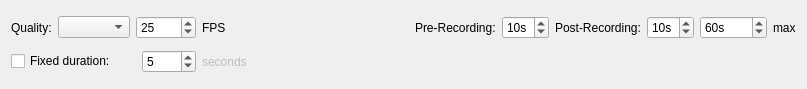
This is client/nx_client_desktop/src/ui/widgets/business/recording_business_action_widget.ui in networkoptix/nx_open as Qt 5 draws it before an edit. The edited form follows.
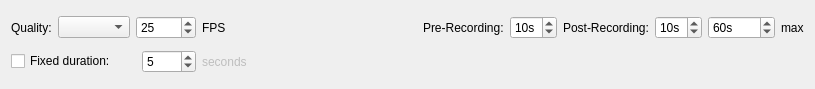
This is the edited form.

Commit message:
VMS-7887: Increase 'Camera recording' action max fixed length to 9999 seconds
<==== Mercurial data ====>
Branch: vms_3.1

The edit to the form file:
```diff
--- a/client/nx_client_desktop/src/ui/widgets/business/recording_business_action_widget.ui
+++ b/client/nx_client_desktop/src/ui/widgets/business/recording_business_action_widget.ui
@@ -6,7 +6,7 @@
    <rect>
     <x>0</x>
     <y>0</y>
-    <width>807</width>
+    <width>815</width>
     <height>89</height>
    </rect>
   </property>
```
Left out of the diff: 2 changed lines with no effect on the pictures.
